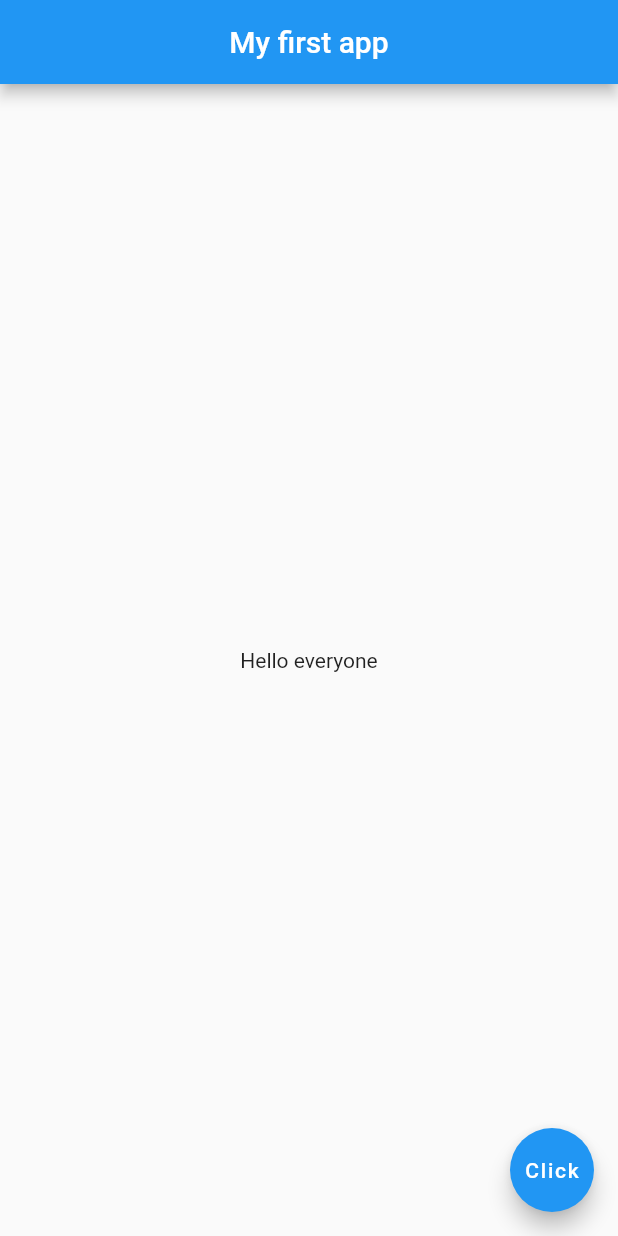
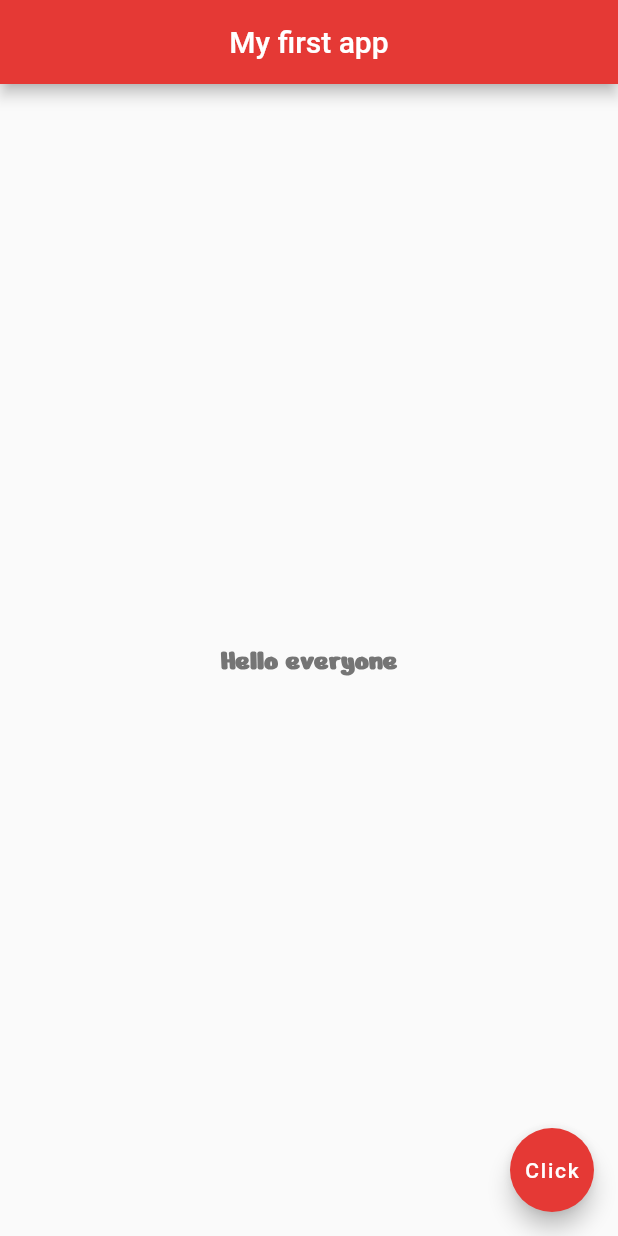
Before and after one commit to phyzikhs/flutter, a Flutter app: the screen it shows after launch, on a phone screen of 412 x 824 dp. Run offline on Flutter 3.47's test engine with Material 2 defaults, Android fonts, the phone set to English and light mode, and no system bars.

Commit message:
flt-8 autosave

```diff
--- a/lib/main.dart
+++ b/lib/main.dart
@@ -1,16 +1,35 @@
 import 'package:flutter/material.dart';
 
 void main() => runApp(MaterialApp(
-  home: Scaffold(
+  home: Home(),
+));
+
+
+class Home extends StatelessWidget {
+  @override
+  Widget build(BuildContext context) {
+    return Scaffold(
       appBar: AppBar(
         title: Text('My first app'),
         centerTitle: true,
+        backgroundColor: Colors.red[600],
       ),
       body: Center(
-      child: Text('Hello everyone'),
+        child: Text(
+          'Hello everyone',
+          style: TextStyle(
+            fontSize: 20,
+            fontWeight: FontWeight.bold,
+            color: Colors.grey[600],
+            fontFamily: 'NerkoOne',
+          ),
+        ),
       ),
       floatingActionButton: FloatingActionButton(
+        onPressed: () {},
         child: Text('Click'),
+        backgroundColor: Colors.red[600],
       ),
-  ),
-));
+    );
+  }
+}
```
Also changed, not shown: pubspec.yaml (+4 -11 lines), fonts/NerkoOne-Regular.ttf (added), 1 other file. Lines whose indentation alone changed are shown as unchanged.
